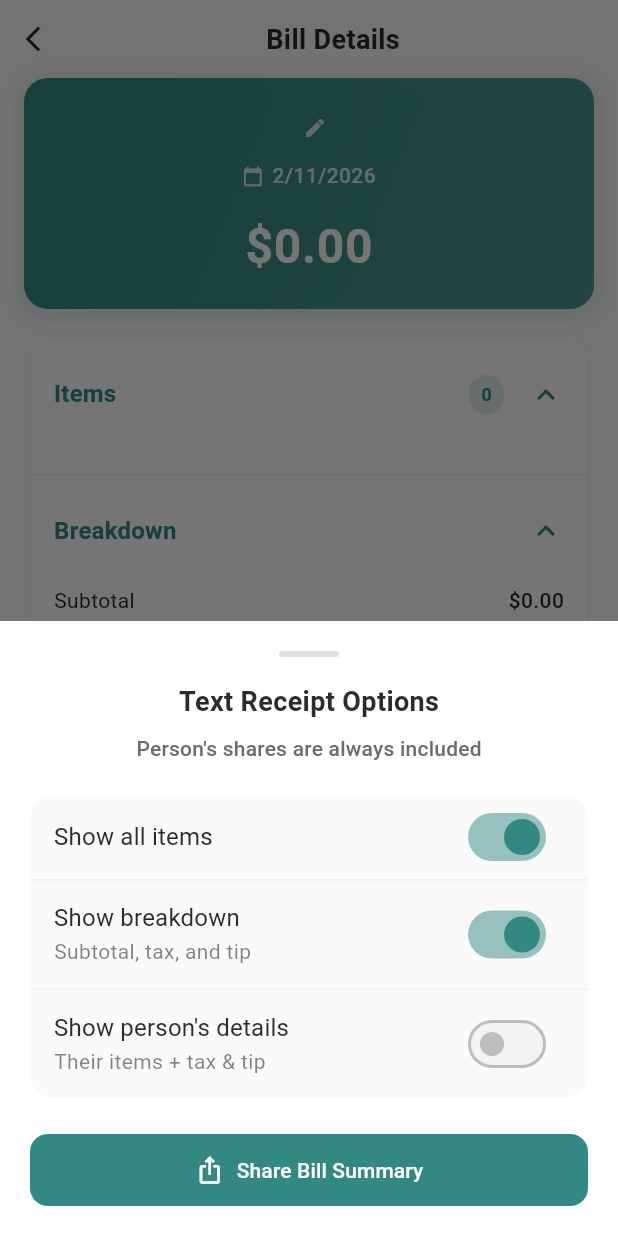
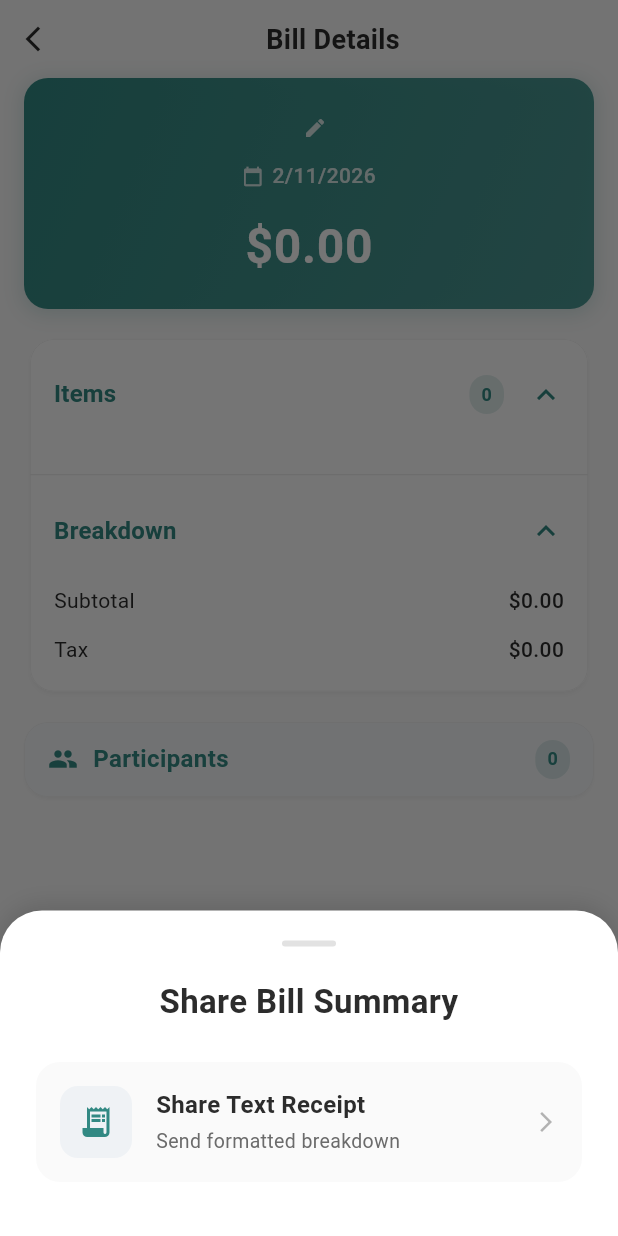
Before and after one commit to LLRHook/checksinmyhead, a Flutter app: the BillDetailsScreen screen opened directly with empty values, after a tap on "Share", on a phone screen of 412 x 824 dp. Run offline on Flutter 3.47's test engine with Material 3 defaults, Android fonts, the phone set to English and light mode, and no system bars; our stand-ins replace drift, logger, share_plus, shared_preferences; accounts and stored records are empty; generated files the repository leaves out were written again.

Commit message:
feat: wire up EnhancedShareSheet and persist share URLs
Store the share URL from backend uploads in a new nullable shareUrl
column on RecentBills (schema v1→v2 with migration). Replace the
temporary snackbar in DoneButtonHandler with EnhancedShareSheet,
which offers Share Link, Share Text Receipt, and Copy Link options.
Wire EnhancedShareSheet into BillSummaryScreen (text-only pre-upload)
and BillDetailsScreen (full options when URL exists), so users can
always re-share their bill link from Recent Bills.

Co-Authored-By: Claude Opus 4.6 <noreply@anthropic.com>

```diff
--- a/mobile/lib/screens/quick_split/bill_summary/models/bill_summary_data.dart
+++ b/mobile/lib/screens/quick_split/bill_summary/models/bill_summary_data.dart
@@ -20,6 +20,7 @@
 
 import 'package:checks_frontend/models/bill_item.dart';
 import 'package:checks_frontend/models/person.dart';
+import 'package:checks_frontend/screens/recent_bills/models/recent_bill_model.dart';
 
 /// Consolidated data model for bill summary
 class BillSummaryData {
@@ -84,6 +85,25 @@ class BillSummaryData {
     );
   }
 
+  /// Creates a BillSummaryData from a RecentBillModel
+  factory BillSummaryData.fromRecentBill(RecentBillModel bill) {
+    final participants = bill.participants;
+    final personShares = bill.generatePersonShares();
+    final items = bill.getBillItems();
+
+    return BillSummaryData(
+      participants: participants,
+      personShares: personShares,
+      items: items,
+      subtotal: bill.subtotal,
+      tax: bill.tax,
+      tipAmount: bill.tipAmount,
+      total: bill.total,
+      tipPercentage: bill.tipPercentage,
+      billName: bill.billName,
+    );
+  }
+
   /// Returns participants sorted by total amount (highest to lowest)
   List<Person> get sortedParticipants {
     final sorted = List<Person>.from(participants);
--- /dev/null
+++ b/mobile/lib/screens/quick_split/bill_summary/widgets/enhanced_share_sheet.dart
@@ -0,0 +1,316 @@
+// Billington: Privacy-first receipt spliting
+//     Copyright (C) 2025  Kruski Ko.
+//     Email us: checkmateapp@duck.com
+
+//     This program is free software: you can redistribute it and/or modify
+//     it under the terms of the GNU General Public License as published by
+//     the Free Software Foundation, either version 3 of the License, or
+//     (at your option) any later version.
+
+//     This program is distributed in the hope that it will be useful,
+//     but WITHOUT ANY WARRANTY; without even the implied warranty of
+//     MERCHANTABILITY or FITNESS FOR A PARTICULAR PURPOSE.  See the
+//     GNU General Public License for more details.
+
+//     You should have received a copy of the GNU General Public License
+//     along with this program.  If not, see <https://www.gnu.org/licenses/>.
+
+import 'package:flutter/material.dart';
+import 'package:flutter/services.dart';
+import 'package:share_plus/share_plus.dart';
+import '../models/bill_summary_data.dart';
+import '../utils/share_utils.dart';
+import 'package:checks_frontend/screens/settings/services/settings_manager.dart';
+
+/// Enhanced share sheet that offers multiple sharing options:
+/// 1. Share Link - Opens system share sheet with web link
+/// 2. Share Text Receipt - Opens share options modal for customizable text
+/// 3. Copy Link - Copies link directly to clipboard
+class EnhancedShareSheet extends StatelessWidget {
+  final String? shareUrl;
+  final BillSummaryData data;
+
+  const EnhancedShareSheet({
+    super.key,
+    this.shareUrl,
+    required this.data,
+  });
+
+  /// Shows the enhanced share sheet as a modal bottom sheet
+  static Future<void> show({
+    required BuildContext context,
+    String? shareUrl,
+    required BillSummaryData data,
+  }) {
+    return showModalBottomSheet(
+      context: context,
+      isScrollControlled: true,
+      backgroundColor: Colors.transparent,
+      shape: const RoundedRectangleBorder(
+        borderRadius: BorderRadius.vertical(top: Radius.circular(28)),
+      ),
+      builder: (context) => EnhancedShareSheet(
+        shareUrl: shareUrl,
+        data: data,
+      ),
+    );
+  }
+
+  @override
+  Widget build(BuildContext context) {
+    final colorScheme = Theme.of(context).colorScheme;
+    final brightness = Theme.of(context).brightness;
+
+    // Theme-aware colors
+    final backgroundColor =
+        brightness == Brightness.dark
+            ? colorScheme.surfaceContainerHighest
+            : Colors.white;
+
+    final cardBgColor =
+        brightness == Brightness.dark
+            ? colorScheme.surfaceContainerHigh
+            : Colors.grey.shade50;
+
+    final iconBgColor =
+        brightness == Brightness.dark
+            ? colorScheme.primaryContainer.withValues(alpha: 0.3)
+            : colorScheme.primaryContainer.withValues(alpha: 0.5);
+
+    return Container(
+      decoration: BoxDecoration(
+        color: backgroundColor,
+        borderRadius: const BorderRadius.vertical(top: Radius.circular(28)),
+        boxShadow: [
+          BoxShadow(
+            color: Colors.black.withValues(alpha: 0.12),
+            blurRadius: 12,
+            offset: const Offset(0, -4),
+          ),
+        ],
+      ),
+      child: SafeArea(
+        child: Padding(
+          padding: const EdgeInsets.symmetric(horizontal: 24, vertical: 20),
+          child: Column(
+            mainAxisSize: MainAxisSize.min,
+            crossAxisAlignment: CrossAxisAlignment.stretch,
+            children: [
+              // Drag handle
+              Center(
+                child: Container(
+                  width: 36,
+                  height: 4,
+                  margin: const EdgeInsets.only(bottom: 20),
+                  decoration: BoxDecoration(
+                    color: Colors.grey.withValues(alpha: 0.3),
+                    borderRadius: BorderRadius.circular(2),
+                  ),
+                ),
+              ),
+
+              // Header
+              Text(
+                'Share Bill Summary',
+                style: TextStyle(
+                  fontSize: 22,
+                  fontWeight: FontWeight.bold,
+                  color: colorScheme.onSurface,
+                ),
+                textAlign: TextAlign.center,
+              ),
+              const SizedBox(height: 24),
+
+              // Share Link Option (only if URL exists)
+              if (shareUrl != null && shareUrl!.isNotEmpty) ...[
+                _buildShareOption(
+                  context: context,
+                  icon: Icons.link,
+                  title: 'Share Link',
+                  subtitle: 'Send shareable web link',
+                  iconBgColor: iconBgColor,
+                  cardBgColor: cardBgColor,
+                  onTap: () {
+                    HapticFeedback.mediumImpact();
+                    Navigator.pop(context);
+                    SharePlus.instance.share(
+                      ShareParams(
+                        text: shareUrl!,
+                        subject: '${data.billName} - Bill Summary',
+                      ),
+                    );
+                  },
+                ),
+                const SizedBox(height: 12),
+              ],
+
+              // Share Text Receipt Option
+              _buildShareOption(
+                context: context,
+                icon: Icons.receipt_long,
+                title: 'Share Text Receipt',
+                subtitle: 'Send formatted breakdown',
+                iconBgColor: iconBgColor,
+                cardBgColor: cardBgColor,
+                onTap: () {
+                  HapticFeedback.mediumImpact();
+                  Navigator.pop(context);
+                  _showTextShareOptions(context);
+                },
+              ),
+
+              // Copy Link Option (only if URL exists)
+              if (shareUrl != null && shareUrl!.isNotEmpty) ...[
+                const SizedBox(height: 12),
+                _buildShareOption(
+                  context: context,
+                  icon: Icons.content_copy,
+                  title: 'Copy Link',
+                  subtitle: 'Copy to clipboard',
+                  iconBgColor: iconBgColor,
+                  cardBgColor: cardBgColor,
+                  onTap: () {
+                    HapticFeedback.mediumImpact();
+                    Clipboard.setData(ClipboardData(text: shareUrl!));
+                    Navigator.pop(context);
+
+                    // Show confirmation snackbar
+                    ScaffoldMessenger.of(context).showSnackBar(
+                      SnackBar(
+                        content: const Row(
+                          children: [
+                            Icon(Icons.check_circle, color: Colors.white),
+                            SizedBox(width: 10),
+                            Text('Link copied to clipboard'),
+                          ],
+                        ),
+                        behavior: SnackBarBehavior.floating,
+                        shape: RoundedRectangleBorder(
+                          borderRadius: BorderRadius.circular(10),
+                        ),
+                        backgroundColor: colorScheme.primary,
+                      ),
+                    );
+                  },
+                ),
+              ],
+
+              const SizedBox(height: 16),
+            ],
+          ),
+        ),
+      ),
+    );
+  }
+
+  /// Builds a single share option card
+  Widget _buildShareOption({
+    required BuildContext context,
+    required IconData icon,
+    required String title,
+    required String subtitle,
+    required Color iconBgColor,
+    required Color cardBgColor,
+    required VoidCallback onTap,
+  }) {
+    final colorScheme = Theme.of(context).colorScheme;
+
+    return Material(
+      color: cardBgColor,
+      borderRadius: BorderRadius.circular(16),
+      child: InkWell(
+        onTap: onTap,
+        borderRadius: BorderRadius.circular(16),
+        child: Padding(
+          padding: const EdgeInsets.all(16),
+          child: Row(
+            children: [
+              // Icon container
+              Container(
+                width: 48,
+                height: 48,
+                decoration: BoxDecoration(
+                  color: iconBgColor,
+                  borderRadius: BorderRadius.circular(12),
+                ),
+                child: Icon(
+                  icon,
+                  color: colorScheme.primary,
+                  size: 24,
+                ),
+              ),
+              const SizedBox(width: 16),
+
+              // Text content
+              Expanded(
+                child: Column(
+                  crossAxisAlignment: CrossAxisAlignment.start,
+                  children: [
+                    Text(
+                      title,
+                      style: TextStyle(
+                        fontSize: 16,
+                        fontWeight: FontWeight.w600,
+                        color: colorScheme.onSurface,
+                      ),
+                    ),
+                    const SizedBox(height: 2),
+                    Text(
+                      subtitle,
+                      style: TextStyle(
+                        fontSize: 13,
+                        color: colorScheme.onSurfaceVariant,
+                      ),
+                    ),
+                  ],
+                ),
+              ),
+
+              // Arrow icon
+              Icon(
+                Icons.arrow_forward_ios,
+                size: 16,
+                color: colorScheme.onSurfaceVariant.withValues(alpha: 0.5),
+              ),
+            ],
+          ),
+        ),
+      ),
+    );
+  }
+
+  /// Shows the text share options modal
+  void _showTextShareOptions(BuildContext context) async {
+    final options = await SettingsManager.getShareOptions();
+
+    if (!context.mounted) return;
+
+    ShareOptionsSheet.show(
+      context: context,
+      initialOptions: options,
+      onOptionsChanged: (updatedOptions) {
+        SettingsManager.saveShareOptions(updatedOptions);
+      },
+      onShareTap: () async {
+        final summary = await ShareUtils.generateShareText(
+          participants: data.participants,
+          personShares: data.personShares,
+          items: data.items,
+          subtotal: data.subtotal,
+          tax: data.tax,
+          tipAmount: data.tipAmount,
+          total: data.total,
+          birthdayPerson: data.birthdayPerson,
+          tipPercentage: data.tipPercentage,
+          isCustomTipAmount: data.isCustomTipAmount,
+          showAllItems: options.showAllItems,
+          showPersonItems: options.showPersonItems,
+          showBreakdown: !options.showBreakdown,
+          billName: data.billName,
+        );
+
+        ShareUtils.shareBillSummary(summary: summary);
+      },
+    );
+  }
+}
--- a/mobile/lib/screens/recent_bills/billDetails/bill_details_screen.dart
+++ b/mobile/lib/screens/recent_bills/billDetails/bill_details_screen.dart
@@ -15,15 +15,14 @@
 //     You should have received a copy of the GNU General Public License
 //     along with this program.  If not, see <https://www.gnu.org/licenses/>.
 
-import 'package:checks_frontend/screens/quick_split/bill_summary/utils/share_utils.dart';
+import 'package:checks_frontend/screens/quick_split/bill_summary/models/bill_summary_data.dart';
 import 'package:checks_frontend/screens/quick_split/bill_summary/widgets/bill_name_sheet.dart';
+import 'package:checks_frontend/screens/quick_split/bill_summary/widgets/enhanced_share_sheet.dart';
 import 'package:checks_frontend/screens/recent_bills/components/participants_card.dart';
 import 'package:flutter/material.dart';
 import 'package:flutter/services.dart';
 import 'package:checks_frontend/screens/recent_bills/models/recent_bill_model.dart';
 import 'package:checks_frontend/screens/quick_split/bill_entry/utils/currency_formatter.dart';
-import 'package:checks_frontend/screens/settings/services/settings_manager.dart';
-import 'package:checks_frontend/models/person.dart';
 import 'package:checks_frontend/screens/recent_bills/models/recent_bill_manager.dart';
 import 'utils/bill_calculations.dart';
 
@@ -53,12 +52,6 @@ class BillDetailsScreen extends StatefulWidget {
 }
 
 class _BillDetailsScreenState extends State<BillDetailsScreen> {
-  // Share options that persist between sessions
-  late ShareOptions _shareOptions;
-
-  // Loading state tracker for async initialization
-  bool _isLoading = true;
-
   // Local copy of the bill to track updates
   late RecentBillModel _bill;
 
@@ -72,18 +65,8 @@ class _BillDetailsScreenState extends State<BillDetailsScreen> {
   void initState() {
     super.initState();
 
-    // Initialize with default share options until loaded from persistent storage
-    _shareOptions = ShareOptions(
-      showAllItems: true,
-      showPersonItems: true,
-      showBreakdown: true,
-    );
-
     // Initialize local bill copy
     _bill = widget.bill;
-
-    // Load user's previously saved share options
-    _loadShareOptions();
   }
 
   /// Shows the bottom sheet for editing bill name
@@ -112,88 +95,20 @@ class _BillDetailsScreenState extends State<BillDetailsScreen> {
     return false;
   }
 
-  /// Loads share options from persistent storage
-  ///
-  /// This method retrieves the user's previously saved share preferences.
-  /// If loading fails, it silently keeps using the default options to ensure
-  /// the app can continue functioning.
-  Future<void> _loadShareOptions() async {
-    try {
-      final options = await SettingsManager.getShareOptions();
-      if (mounted) {
-        setState(() {
-          _shareOptions = options;
-          _isLoading = false;
-        });
-      }
-    } catch (e) {
-      // If there's an error loading options, use default values and continue
-      // This ensures the app doesn't crash if settings can't be loaded
-      if (mounted) {
-        setState(() {
-          _isLoading = false;
-        });
-      }
-    }
-  }
-
   // We'll handle the navigation in the back button instead of dispose()
   @override
   void dispose() {
     super.dispose();
   }
 
-  /// Shows the share options bottom sheet
-  ///
-  /// This method displays a modal bottom sheet allowing the user to
-  /// customize their sharing preferences before sharing the bill.
+  /// Shows the enhanced share sheet with link options (if URL exists) and text receipt
   void _promptShareOptions() {
-    ShareOptionsSheet.show(
+    final summaryData = BillSummaryData.fromRecentBill(_bill);
+    EnhancedShareSheet.show(
       context: context,
-      initialOptions: _shareOptions,
-      onOptionsChanged: (updatedOptions) {
-        setState(() {
-          _shareOptions = updatedOptions;
-        });
-        // Save updated options to database for future use
-        SettingsManager.saveShareOptions(updatedOptions);
-      },
-      onShareTap: _shareBillSummary,
+      shareUrl: _bill.shareUrl,
+      data: summaryData,
     );
-  }
-
-  /// Shares the bill summary using the configured options
-  ///
-  /// This method prepares and formats the bill data according to the user's
-  /// sharing preferences, then triggers the system share sheet.
-  Future<void> _shareBillSummary() async {
-    // Use the BillCalculations utility to prepare data
-    final billCalculations = BillCalculations(_bill);
-
-    // Convert the saved bill data back to the format needed for sharing
-    final String summary = await ShareUtils.generateShareText(
-      participants:
-          _bill.participantNames
-              .map((name) => Person(name: name, color: _bill.color))
-              .toList(),
-      personShares: billCalculations.generatePersonShares(),
-      items: billCalculations.generateBillItems(),
-      subtotal: _bill.subtotal,
-      tax: _bill.tax,
-      tipAmount: _bill.tipAmount,
-      total: _bill.total,
-      birthdayPerson:
-          null, // Assuming birthday person isn't stored in recent bills
-      tipPercentage: _bill.tipPercentage,
-      isCustomTipAmount: false, // Assuming this isn't stored
-      showAllItems: _shareOptions.showAllItems,
-      showPersonItems: _shareOptions.showPersonItems,
-      showBreakdown: !_shareOptions.showBreakdown,
-      billName: _bill.billName,
-    );
-
-    // Invoke the system share sheet with the formatted summary
-    ShareUtils.shareBillSummary(summary: summary);
   }
 
   @override
@@ -206,8 +121,6 @@ class _BillDetailsScreenState extends State<BillDetailsScreen> {
     final scaffoldBgColor =
         brightness == Brightness.dark ? colorScheme.surface : Colors.grey[50];
 
-    final loadingIndicatorColor = colorScheme.primary;
-
     final appBarIconColor = colorScheme.onSurface;
 
     final titleColor = colorScheme.onSurface;
@@ -217,16 +130,6 @@ class _BillDetailsScreenState extends State<BillDetailsScreen> {
         brightness == Brightness.dark
             ? colorScheme.primary.withValues(alpha: .4)
             : colorScheme.primary.withValues(alpha: .2);
-
-    // Show loading indicator while initializing
-    if (_isLoading) {
-      return Scaffold(
-        backgroundColor: scaffoldBgColor,
-        body: Center(
-          child: CircularProgressIndicator(color: loadingIndicatorColor),
-        ),
-      );
-    }
 
     // Create a single instance of BillCalculations for all child widgets
     // This avoids redundant calculations across different components
@@ -272,6 +175,7 @@ class _BillDetailsScreenState extends State<BillDetailsScreen> {
                           items: _bill.items,
                           color: _bill.color,
                           itemAssignments: _bill.itemAssignments,
+                          shareUrl: _bill.shareUrl,
                         );
 
                         // Mark that bill name was updated to notify previous screen
@@ -1052,6 +956,7 @@ class SortedParticipantsCard extends StatelessWidget {
       items: bill.items,
       color: bill.color,
       itemAssignments: bill.itemAssignments,
+      shareUrl: bill.shareUrl,
     );
 
     return ParticipantsCard(bill: sortedBill, calculations: calculations);
--- a/mobile/lib/screens/recent_bills/models/recent_bill_model.dart
+++ b/mobile/lib/screens/recent_bills/models/recent_bill_model.dart
@@ -75,6 +75,9 @@ class RecentBillModel {
   /// Map of item names to person assignments with percentages
   final Map<String, Map<String, double>>? itemAssignments;
 
+  /// Shareable web URL for this bill (null if never uploaded)
+  final String? shareUrl;
+
   RecentBillModel({
     required this.id,
     this.billName = '',
@@ -89,6 +92,7 @@ class RecentBillModel {
     this.items,
     required this.color,
     this.itemAssignments,
+    this.shareUrl,
   });
 
   /// Creates a RecentBillModel from raw database data
@@ -179,6 +183,7 @@ class RecentBillModel {
       items: itemsList,
       itemAssignments: assignmentsMap,
       color: Color(data.colorValue), // Convert stored integer to Color
+      shareUrl: data.shareUrl,
     );
   }
 
```
Also changed, not shown: mobile/lib/database/database.dart (+28 -1 lines), mobile/lib/screens/quick_split/bill_summary/bill_summary_screen.dart (+5 -70 lines), mobile/lib/screens/quick_split/bill_summary/widgets/bottom_bar.dart (+20 -33 lines), mobile/lib/screens/recent_bills/models/recent_bill_manager.dart (+11 -0 lines), mobile/lib/database/database.g.dart.
